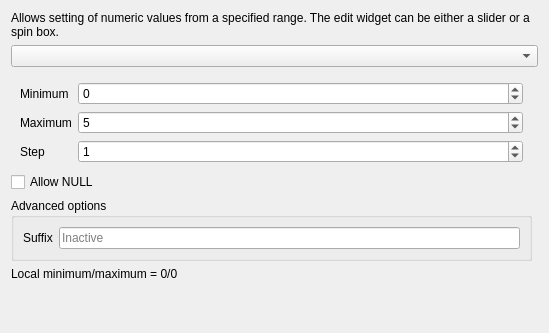
Above: src/ui/editorwidgets/qgsrangeconfigdlgbase.ui from qgis/QGIS before the change. Below: the same form after it.
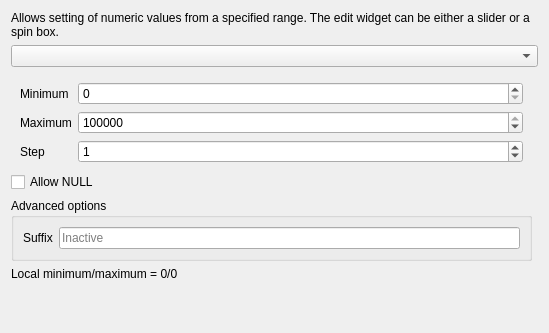
That is the form after the change. Custom widgets are drawn as their Qt base class.

```diff
--- a/src/ui/editorwidgets/qgsrangeconfigdlgbase.ui
+++ b/src/ui/editorwidgets/qgsrangeconfigdlgbase.ui
@@ -93,10 +93,13 @@
        <item row="0" column="1">
         <widget class="QSpinBox" name="minimumSpinBox">
          <property name="minimum">
-          <number>-999999999</number>
+          <number>−2147483648</number>
          </property>
          <property name="maximum">
-          <number>999999999</number>
+          <number>2147483647</number>
+         </property>
+         <property name="value">
+          <number>−2147483648</number>
          </property>
         </widget>
        </item>
@@ -110,13 +113,13 @@
        <item row="1" column="1">
         <widget class="QSpinBox" name="maximumSpinBox">
          <property name="minimum">
-          <number>-999999999</number>
+          <number>−2147483648</number>
          </property>
          <property name="maximum">
-          <number>999999999</number>
+          <number>2147483647</number>
          </property>
          <property name="value">
-          <number>5</number>
+          <number>2147483647</number>
          </property>
         </widget>
        </item>
```
Left out of the diff: 17 changed lines with no effect on the pictures.
